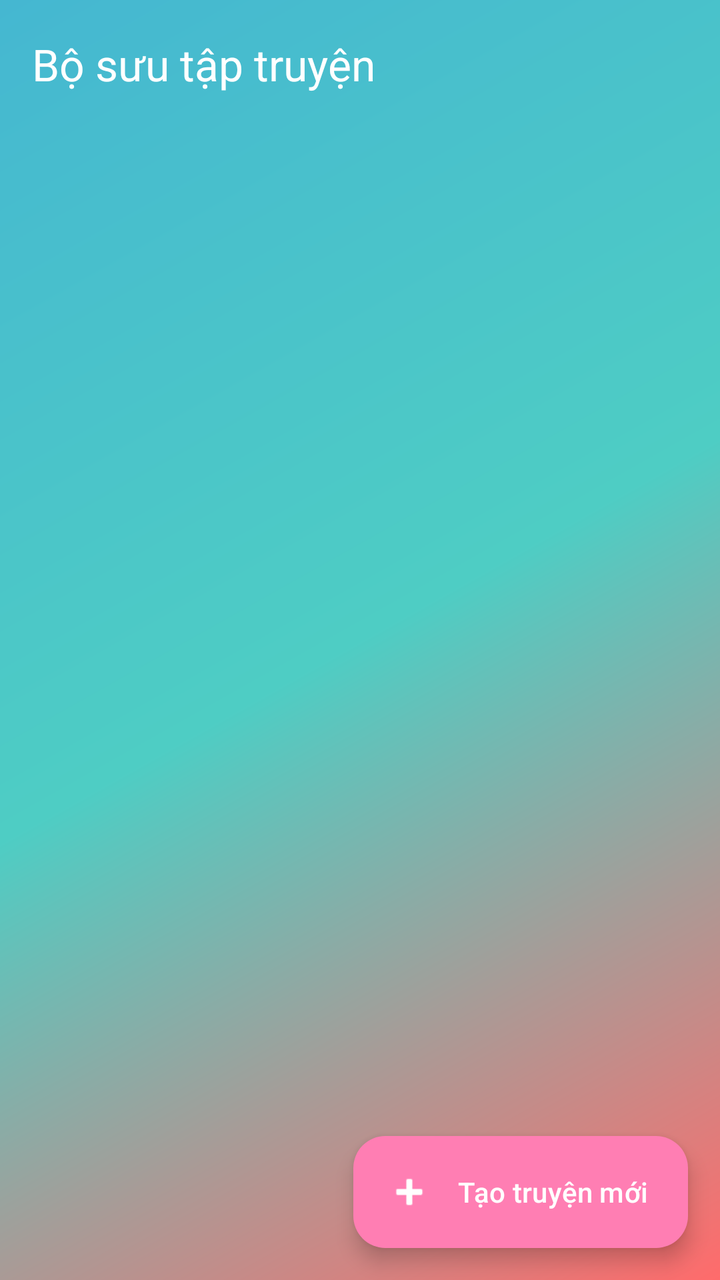
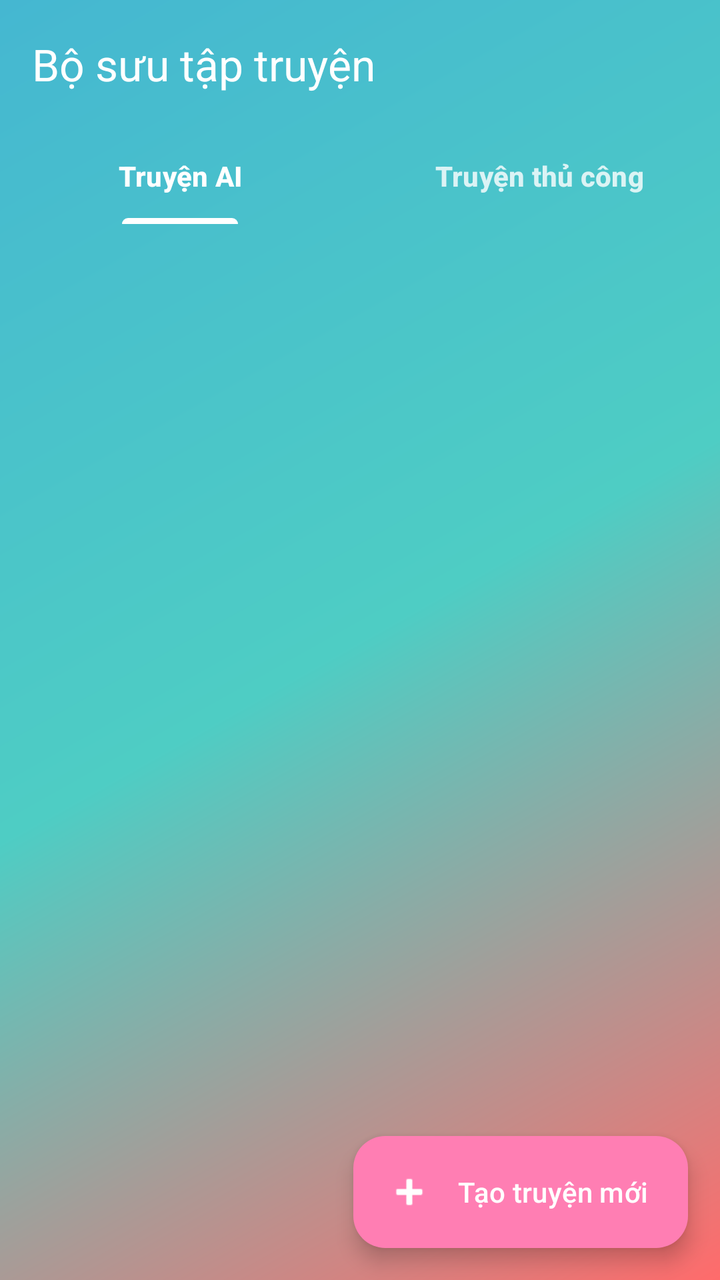

Compare the two renders of this Android layout. The source of the first and the diff that turns it into the second are given below.
<!-- AndroidManifest.xml: application theme Theme.KidApp -->
<!-- res/layout/activity_story_history.xml -->
<?xml version="1.0" encoding="utf-8"?>
<androidx.coordinatorlayout.widget.CoordinatorLayout xmlns:android="http://schemas.android.com/apk/res/android"
    xmlns:app="http://schemas.android.com/apk/res-auto"
    xmlns:tools="http://schemas.android.com/tools"
    android:layout_width="match_parent"
    android:layout_height="match_parent"
    android:background="@drawable/gradient_background"
    tools:context=".Activity.StoryHistoryActivity">

    <com.google.android.material.appbar.AppBarLayout
        android:layout_width="match_parent"
        android:layout_height="wrap_content"
        android:background="@android:color/transparent"
        android:elevation="0dp">

        <androidx.appcompat.widget.Toolbar
            android:id="@+id/toolbar"
            android:layout_width="match_parent"
            android:layout_height="?attr/actionBarSize"
            app:title="Bộ sưu tập truyện"
            app:titleTextColor="@color/white" />

    </com.google.android.material.appbar.AppBarLayout>

    <androidx.constraintlayout.widget.ConstraintLayout
        android:layout_width="match_parent"
        android:layout_height="match_parent"
        app:layout_behavior="@string/appbar_scrolling_view_behavior">

        <androidx.recyclerview.widget.RecyclerView
            android:id="@+id/recyclerViewStories"
            android:layout_width="match_parent"
            android:layout_height="match_parent"
            android:clipToPadding="false"
            android:padding="8dp"
            app:layout_constraintTop_toTopOf="parent"
            app:layout_constraintStart_toStartOf="parent"
            app:layout_constraintEnd_toEndOf="parent"
            app:layout_constraintBottom_toBottomOf="parent" />

        
        <LinearLayout
            android:id="@+id/emptyView"
            android:layout_width="wrap_content"
            android:layout_height="wrap_content"
            android:gravity="center"
            android:orientation="vertical"
            android:visibility="gone"
            android:padding="16dp"
            app:layout_constraintBottom_toBottomOf="parent"
            app:layout_constraintEnd_toEndOf="parent"
            app:layout_constraintStart_toStartOf="parent"
            app:layout_constraintTop_toTopOf="parent">

            <ImageView
                android:layout_width="150dp"
                android:layout_height="150dp"
                android:src="@drawable/storyaihistory_empty"
                android:contentDescription="Không có truyện" />

            <TextView
                android:layout_width="wrap_content"
                android:layout_height="wrap_content"
                android:layout_marginTop="16dp"
                android:text="Bạn chưa có truyện nào"
                android:textAlignment="center"
                android:textColor="@color/white"
                android:textSize="22sp"
                android:textStyle="bold"
                android:fontFamily="@font/roboto_bold" />

            <TextView
                android:layout_width="wrap_content"
                android:layout_height="wrap_content"
                android:layout_marginTop="8dp"
                android:text="Hãy nhấn nút + để tạo truyện mới nhé!"
                android:textAlignment="center"
                android:textColor="@color/white"
                android:textSize="18sp"
                android:fontFamily="@font/roboto_regular" />

            <com.google.android.material.button.MaterialButton
                android:id="@+id/firstStory"
                android:layout_width="wrap_content"
                android:layout_height="wrap_content"
                android:layout_marginTop="16dp"
                android:text="Tạo truyện đầu tiên"
                android:textColor="@color/white"
                android:backgroundTint="@color/primary"
                android:textSize="16sp"
                android:padding="12dp"
                app:cornerRadius="24dp"
                app:elevation="4dp"
                app:icon="@android:drawable/ic_input_add"
                app:iconTint="@color/white"
                android:onClick="onCreateFirstStory" />
        </LinearLayout>

        <ProgressBar
            android:id="@+id/progressBar"
            android:layout_width="wrap_content"
            android:layout_height="wrap_content"
            android:visibility="gone"
            app:layout_constraintBottom_toBottomOf="parent"
            app:layout_constraintEnd_toEndOf="parent"
            app:layout_constraintStart_toStartOf="parent"
            app:layout_constraintTop_toTopOf="parent" />

    </androidx.constraintlayout.widget.ConstraintLayout>

    <com.google.android.material.floatingactionbutton.ExtendedFloatingActionButton
        android:id="@+id/fabCreateStory"
        android:layout_width="wrap_content"
        android:layout_height="wrap_content"
        android:layout_gravity="bottom|end"
        android:layout_margin="16dp"
        android:contentDescription="Tạo truyện mới"
        android:text="Tạo truyện mới"
        android:textColor="@color/white"
        app:icon="@android:drawable/ic_input_add"
        app:iconTint="@color/white"
        app:backgroundTint="@color/primary" />

</androidx.coordinatorlayout.widget.CoordinatorLayout>
<!-- resources referenced by this layout -->
<resources>
  <color name="primary">#FF7EB3</color>
  <color name="white">#FFFFFFFF</color>
  <!-- drawable gradient_background (drawable) -->
  <?xml version="1.0" encoding="utf-8"?>
  <shape xmlns:android="http://schemas.android.com/apk/res/android">
      <gradient
          android:angle="135"
          android:startColor="#FF6B6B"
          android:centerColor="#4ECDC4"
          android:endColor="#45B7D1"
          android:type="linear" />
  </shape>
  <!-- drawable storyaihistory_empty (drawable) -->
  <vector xmlns:android="http://schemas.android.com/apk/res/android"
      android:width="128dp"
      android:height="128dp"
      android:viewportWidth="24"
      android:viewportHeight="24"
      android:tint="@color/white">
      <path
          android:fillColor="@android:color/white"
          android:pathData="M18,24h-12c-1.654,0 -3,-1.346 -3,-3v-18c0,-1.654 1.346,-3 3,-3h12c1.654,0 3,1.346 3,3v18c0,1.654 -1.346,3 -3,3zM6,2c-0.551,0 -1,0.449 -1,1v18c0,0.552 0.449,1 1,1h12c0.552,0 1,-0.448 1,-1v-18c0,-0.551 -0.448,-1 -1,-1h-12z"/>
      <path
          android:fillColor="@android:color/white"
          android:pathData="M15,6h-6c-0.6,0 -1,-0.4 -1,-1s0.4,-1 1,-1h6c0.6,0 1,0.4 1,1s-0.4,1 -1,1z"/>
      <path
          android:fillColor="@android:color/white"
          android:pathData="M17,10h-10c-0.6,0 -1,-0.4 -1,-1s0.4,-1 1,-1h10c0.6,0 1,0.4 1,1s-0.4,1 -1,1z"/>
      <path
          android:fillColor="@android:color/white"
          android:pathData="M17,14h-10c-0.6,0 -1,-0.4 -1,-1s0.4,-1 1,-1h10c0.6,0 1,0.4 1,1s-0.4,1 -1,1z"/>
      <path
          android:fillColor="@android:color/white"
          android:pathData="M17,18h-10c-0.6,0 -1,-0.4 -1,-1s0.4,-1 1,-1h10c0.6,0 1,0.4 1,1s-0.4,1 -1,1z"/>
  </vector>
  <style name="Theme.KidApp" parent="Base.Theme.KidApp" />
  <style name="Base.Theme.KidApp" parent="Theme.Material3.DayNight.NoActionBar">
          <item name="colorPrimary">@color/primary</item>
          <item name="colorPrimaryDark">@color/primary_dark</item>
          <item name="colorAccent">@color/accent</item>
          <item name="android:windowBackground">@color/background</item>
      </style>
  <color name="primary_dark">#FF54B0</color>
  <color name="accent">#FFCA53</color>
  <color name="background">#FFF9F6</color>
</resources>

<!-- the commit's change to res/layout/activity_story_history.xml (unified diff, before → after) -->
@@ -20,93 +20,34 @@
             app:title="Bộ sưu tập truyện"
             app:titleTextColor="@color/white" />
 
+        <com.google.android.material.tabs.TabLayout
+            android:id="@+id/tabLayout"
+            android:layout_width="match_parent"
+            android:layout_height="wrap_content"
+            android:background="@android:color/transparent"
+            app:tabIndicatorColor="@color/white"
+            app:tabSelectedTextColor="@color/white"
+            app:tabTextColor="#CCFFFFFF"
+            app:tabTextAppearance="@style/TabTextAppearance">
+
+            <com.google.android.material.tabs.TabItem
+                android:layout_width="wrap_content"
+                android:layout_height="wrap_content"
+                android:text="Truyện AI" />
+
+            <com.google.android.material.tabs.TabItem
+                android:layout_width="wrap_content"
+                android:layout_height="wrap_content"
+                android:text="Truyện thủ công" />
+        </com.google.android.material.tabs.TabLayout>
+
     </com.google.android.material.appbar.AppBarLayout>
 
-    <androidx.constraintlayout.widget.ConstraintLayout
+    <androidx.viewpager2.widget.ViewPager2
+        android:id="@+id/viewPager"
         android:layout_width="match_parent"
         android:layout_height="match_parent"
-        app:layout_behavior="@string/appbar_scrolling_view_behavior">
-
-        <androidx.recyclerview.widget.RecyclerView
-            android:id="@+id/recyclerViewStories"
-            android:layout_width="match_parent"
-            android:layout_height="match_parent"
-            android:clipToPadding="false"
-            android:padding="8dp"
-            app:layout_constraintTop_toTopOf="parent"
-            app:layout_constraintStart_toStartOf="parent"
-            app:layout_constraintEnd_toEndOf="parent"
-            app:layout_constraintBottom_toBottomOf="parent" />
-
-        
-        <LinearLayout
-            android:id="@+id/emptyView"
-            android:layout_width="wrap_content"
-            android:layout_height="wrap_content"
-            android:gravity="center"
-            android:orientation="vertical"
-            android:visibility="gone"
-            android:padding="16dp"
-            app:layout_constraintBottom_toBottomOf="parent"
-            app:layout_constraintEnd_toEndOf="parent"
-            app:layout_constraintStart_toStartOf="parent"
-            app:layout_constraintTop_toTopOf="parent">
-
-            <ImageView
-                android:layout_width="150dp"
-                android:layout_height="150dp"
-                android:src="@drawable/storyaihistory_empty"
-                android:contentDescription="Không có truyện" />
-
-            <TextView
-                android:layout_width="wrap_content"
-                android:layout_height="wrap_content"
-                android:layout_marginTop="16dp"
-                android:text="Bạn chưa có truyện nào"
-                android:textAlignment="center"
-                android:textColor="@color/white"
-                android:textSize="22sp"
-                android:textStyle="bold"
-                android:fontFamily="@font/roboto_bold" />
-
-            <TextView
-                android:layout_width="wrap_content"
-                android:layout_height="wrap_content"
-                android:layout_marginTop="8dp"
-                android:text="Hãy nhấn nút + để tạo truyện mới nhé!"
-                android:textAlignment="center"
-                android:textColor="@color/white"
-                android:textSize="18sp"
-                android:fontFamily="@font/roboto_regular" />
-
-            <com.google.android.material.button.MaterialButton
-                android:id="@+id/firstStory"
-                android:layout_width="wrap_content"
-                android:layout_height="wrap_content"
-                android:layout_marginTop="16dp"
-                android:text="Tạo truyện đầu tiên"
-                android:textColor="@color/white"
-                android:backgroundTint="@color/primary"
-                android:textSize="16sp"
-                android:padding="12dp"
-                app:cornerRadius="24dp"
-                app:elevation="4dp"
-                app:icon="@android:drawable/ic_input_add"
-                app:iconTint="@color/white"
-                android:onClick="onCreateFirstStory" />
-        </LinearLayout>
-
-        <ProgressBar
-            android:id="@+id/progressBar"
-            android:layout_width="wrap_content"
-            android:layout_height="wrap_content"
-            android:visibility="gone"
-            app:layout_constraintBottom_toBottomOf="parent"
-            app:layout_constraintEnd_toEndOf="parent"
-            app:layout_constraintStart_toStartOf="parent"
-            app:layout_constraintTop_toTopOf="parent" />
-
-    </androidx.constraintlayout.widget.ConstraintLayout>
+        app:layout_behavior="@string/appbar_scrolling_view_behavior" />
 
     <com.google.android.material.floatingactionbutton.ExtendedFloatingActionButton
         android:id="@+id/fabCreateStory"
<!-- resource entries referenced after the edit -->
@@ -12,29 +12,11 @@
           android:endColor="#45B7D1"
           android:type="linear" />
   </shape>
-  <!-- drawable storyaihistory_empty (drawable) -->
-  <vector xmlns:android="http://schemas.android.com/apk/res/android"
-      android:width="128dp"
-      android:height="128dp"
-      android:viewportWidth="24"
-      android:viewportHeight="24"
-      android:tint="@color/white">
-      <path
-          android:fillColor="@android:color/white"
-          android:pathData="M18,24h-12c-1.654,0 -3,-1.346 -3,-3v-18c0,-1.654 1.346,-3 3,-3h12c1.654,0 3,1.346 3,3v18c0,1.654 -1.346,3 -3,3zM6,2c-0.551,0 -1,0.449 -1,1v18c0,0.552 0.449,1 1,1h12c0.552,0 1,-0.448 1,-1v-18c0,-0.551 -0.448,-1 -1,-1h-12z"/>
-      <path
-          android:fillColor="@android:color/white"
-          android:pathData="M15,6h-6c-0.6,0 -1,-0.4 -1,-1s0.4,-1 1,-1h6c0.6,0 1,0.4 1,1s-0.4,1 -1,1z"/>
-      <path
-          android:fillColor="@android:color/white"
-          android:pathData="M17,10h-10c-0.6,0 -1,-0.4 -1,-1s0.4,-1 1,-1h10c0.6,0 1,0.4 1,1s-0.4,1 -1,1z"/>
-      <path
-          android:fillColor="@android:color/white"
-          android:pathData="M17,14h-10c-0.6,0 -1,-0.4 -1,-1s0.4,-1 1,-1h10c0.6,0 1,0.4 1,1s-0.4,1 -1,1z"/>
-      <path
-          android:fillColor="@android:color/white"
-          android:pathData="M17,18h-10c-0.6,0 -1,-0.4 -1,-1s0.4,-1 1,-1h10c0.6,0 1,0.4 1,1s-0.4,1 -1,1z"/>
-  </vector>
+  <style name="TabTextAppearance" parent="TextAppearance.Design.Tab">
+          <item name="android:textSize">14sp</item>
+          <item name="android:textStyle">bold</item>
+          <item name="textAllCaps">false</item>
+      </style>
   <style name="Theme.KidApp" parent="Base.Theme.KidApp" />
   <style name="Base.Theme.KidApp" parent="Theme.Material3.DayNight.NoActionBar">
           <item name="colorPrimary">@color/primary</item>
